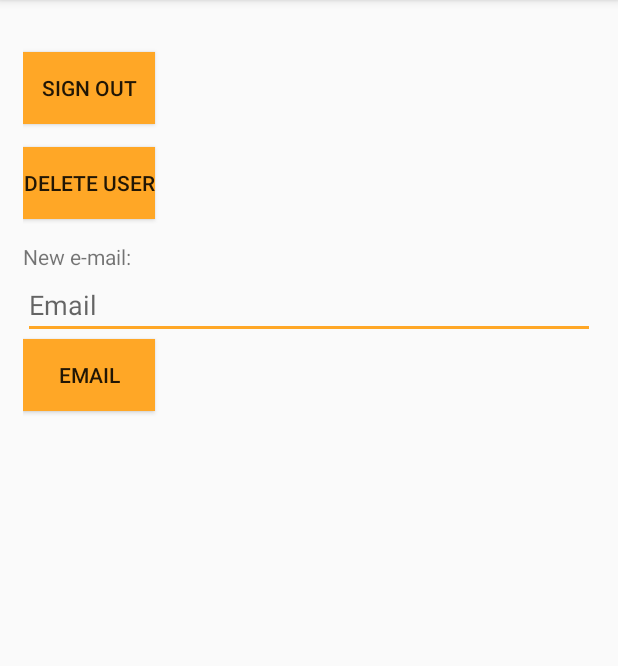
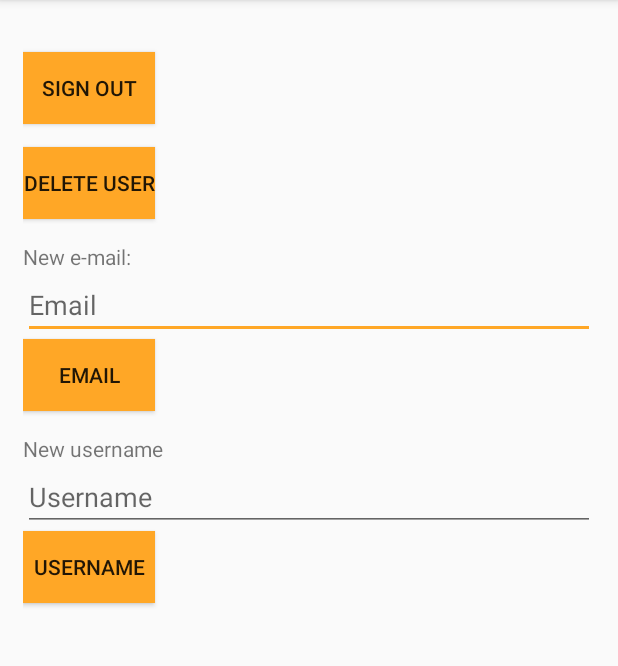
Before and after one commit to Plasius/DailyMotivation, an Android app: the UserSettingsActivity screen opened directly, with no data from a screen before it, on a phone screen of 412 x 824 dp, the part 84-750 px from its top. Run offline under Robolectric (Android 15) with nearby library versions, the phone set to English and light mode, and no system bars; our stand-ins replace Firebase (no records; nobody signed in at launch, a user with empty details on screens opened directly).

Commit message:
username

```diff
--- a/Android/app/src/main/res/layout/activity_user_settings.xml
+++ b/Android/app/src/main/res/layout/activity_user_settings.xml
@@ -58,5 +58,27 @@
         android:onClick="trigUpdateMail"
         />
 
+    <TextView
+        android:layout_width="match_parent"
+        android:layout_height="wrap_content"
+        android:text="New username"
+        />
+
+    <EditText
+        android:id="@+id/nUsername"
+        android:layout_width="match_parent"
+        android:layout_height="wrap_content"
+        android:inputType="textEmailAddress"
+        android:hint="@string/username"
+        />
+
+    <Button
+        android:layout_height="wrap_content"
+        android:layout_width="wrap_content"
+        android:text="@string/username"
+        android:layout_marginBottom="15dp"
+        android:background="@color/orange_light"
+        android:onClick="trigUpdateUser"
+        />
 
 </LinearLayout>
--- a/Android/app/src/main/res/values/strings.xml
+++ b/Android/app/src/main/res/values/strings.xml
@@ -17,6 +17,8 @@
     <string name="settings">Settings</string>
     <string name="cancel">Cancel</string>
     <string name="c_mail">Change email?</string>
+    <string name="username">Username</string>
     <string name="save">Save</string>
+    <string name="c_username">Changed username to: </string>
 
 </resources>
```
Also changed, not shown: Android/app/src/main/java/com/plasius/dailymotivationalquotes/activities/UserSettingsActivity.kt (+20 -3 lines).
